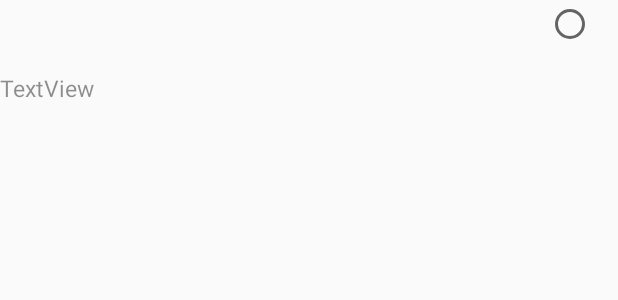
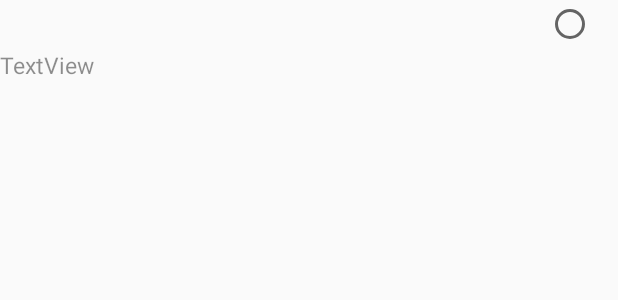
Before and after one commit to dnsldnsl07/Kcalmera, an Android app: the layout test_item.xml on its own in the app's theme, with its tools: preview values and no code run, on a phone screen of 412 x 824 dp. Shown: the top 300 px of the screen. Run offline under Robolectric (Android 15) with nearby library versions, the phone set to English and light mode, and no system bars.

Commit message:
update test_item

```diff
--- a/app/src/main/res/layout/activity_test2.xml
+++ b/app/src/main/res/layout/activity_test2.xml
@@ -52,7 +52,7 @@
         android:layout_marginTop="0dp"
         android:fontFamily="sans-serif"
         android:gravity="center"
-        android:text="섭취한 총 영양분"
+        android:text="총 영양소 정보"
         android:textColor="@color/myDate_text"
         android:textSize="16sp" />
 
--- a/app/src/main/res/layout/test_item.xml
+++ b/app/src/main/res/layout/test_item.xml
@@ -8,14 +8,13 @@
         <CheckedTextView
             android:id="@+id/ctv"
             android:layout_width="match_parent"
-            android:layout_height="?android:attr/listPreferredItemHeightSmall"
+            android:layout_height="wrap_content"
             android:checkMark="?android:attr/listChoiceIndicatorSingle"
             android:paddingStart="?android:attr/listPreferredItemPaddingStart"
             android:paddingEnd="?android:attr/listPreferredItemPaddingEnd"
             android:textAlignment="viewStart"
             android:textAppearance="?android:attr/textAppearanceListItemSmall"
-            android:textSize="24sp"
-            />
+            android:textSize="24sp" />
 
 
         <TextView
```
